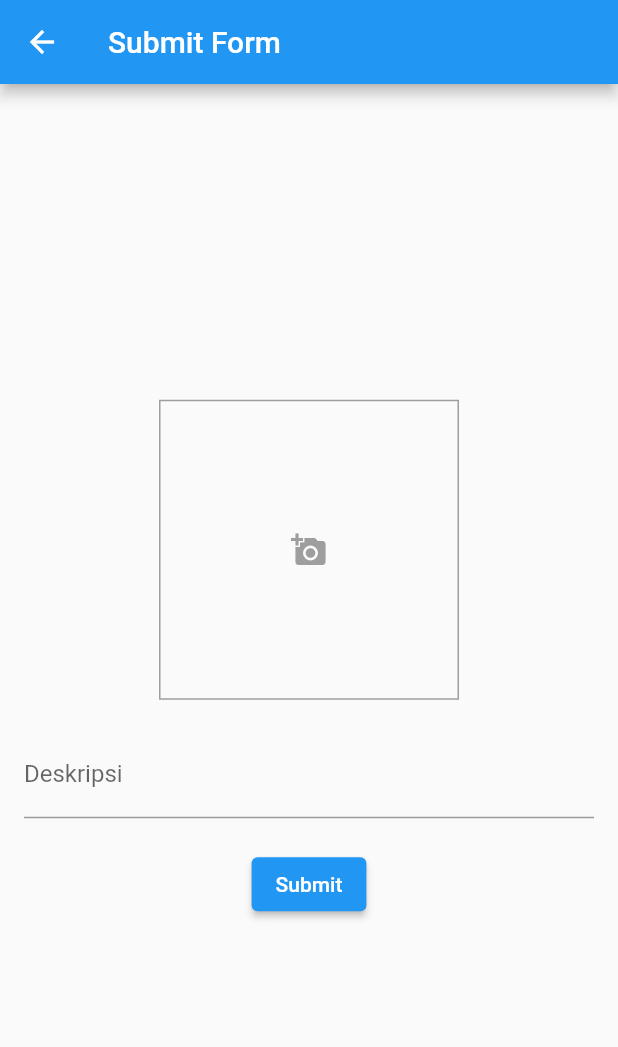
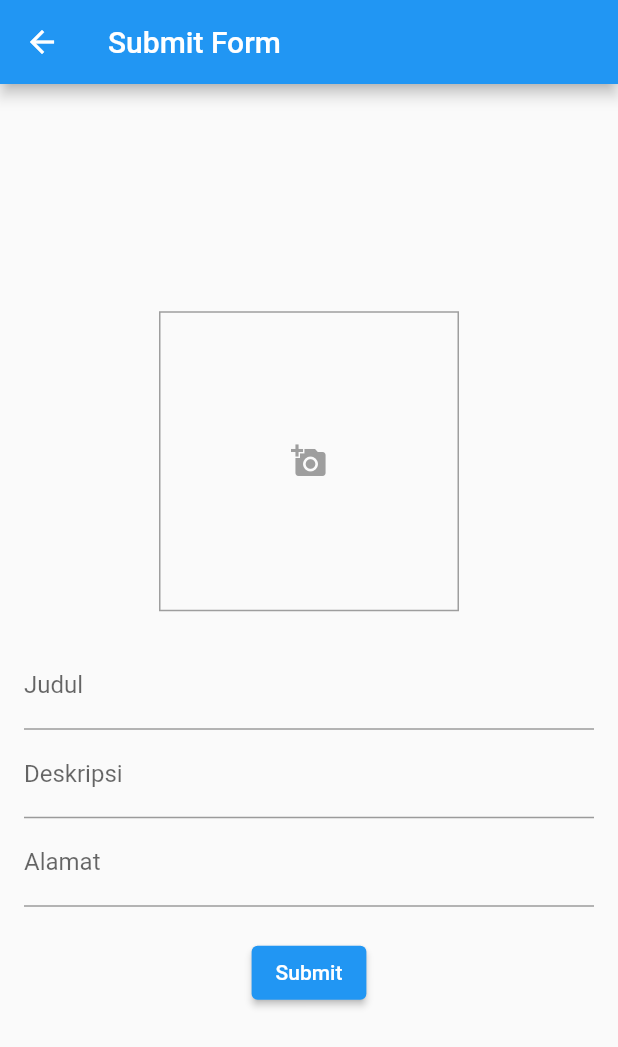
Before and after one commit to aui-tuthousend/Lakefum, a Flutter app: the FormSubmissionPage screen opened directly, on a phone screen of 412 x 824 dp. Shown: the top 1047 px of the screen. Run offline on Flutter 3.47's test engine with Material 2 defaults, Android fonts, the phone set to English and light mode, and no system bars; our stand-ins replace image_picker.

Commit message:
tambah tema dan alamat

```diff
--- a/lib/beranda.dart
+++ b/lib/beranda.dart
@@ -12,7 +12,9 @@ class Beranda extends StatefulWidget {
 
 class _BerandaState extends State<Beranda> {
   File? image;
+  String? judul;
   String? description;
+  String? alamat;
 
 
 
@@ -55,11 +57,15 @@ class _BerandaState extends State<Beranda> {
 
           if (result != null) {
             final image = result['image'];
+            final judul = result['judul'];
             final description = result['description'];
+            final alamat = result['alamat'];
 
             setState(() {
               this.image = image;
+              this.judul = judul;
               this.description = description;
+              this.alamat = alamat;
             });
 
           }
@@ -96,15 +102,20 @@ class _BerandaState extends State<Beranda> {
           if (image != null)
             Image.file(
               image!,
-              width: 150,
+              width: MediaQuery.of(context).size.width,
               height: 150,
               fit: BoxFit.cover,
             ),
 
           SizedBox(height: 10),
-          Text(
-            description ?? 'belum ada laporan :D',
-            style: TextStyle(fontSize: 16,),
+          Container(
+            alignment: Alignment.topLeft,
+            padding: EdgeInsets.only(left: 6),
+            child: Text(
+              description ?? 'belum ada laporan :D',
+              textAlign: TextAlign.start,
+              style: TextStyle(fontSize: 16),
+            ),
           ),
         ],
       ),
--- a/lib/submit.dart
+++ b/lib/submit.dart
@@ -14,6 +14,8 @@ class FormSubmissionPage extends StatefulWidget {
 class _FormSubmissionPageState extends State<FormSubmissionPage> {
   final picker = ImagePicker();
   TextEditingController _descriptionController = TextEditingController();
+  TextEditingController _judulController = TextEditingController();
+  TextEditingController _alamatController = TextEditingController();
 
   Future<void> getImage() async {
 
@@ -52,15 +54,26 @@ class _FormSubmissionPageState extends State<FormSubmissionPage> {
             ),
             SizedBox(height: 20),
             TextField(
+              controller: _judulController,
+              decoration: InputDecoration(labelText: 'Judul'),
+            ),
+            TextField(
               controller: _descriptionController,
               decoration: InputDecoration(labelText: 'Deskripsi'),
+            ),
+            TextField(
+              controller: _alamatController,
+              decoration: InputDecoration(labelText: 'Alamat'),
             ),
             SizedBox(height: 20),
             ElevatedButton(
               onPressed: () {
                 Navigator.pop(context, {
                   'image': _image != null ? File(_image!.path) : null,
+                  'judul': _judulController.text,
                   'description': _descriptionController.text,
+                  'alamat': _alamatController.text,
+
                 });
                 _image = null;
               },
```
